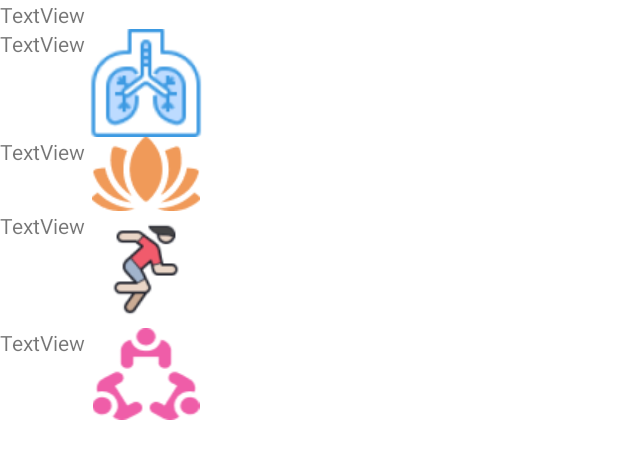
After one commit to SelinaYuTong/MindCare, an Android app: the layout activity_dashboard.xml on its own in the app's theme, with its tools: preview values and no code run, on a phone screen of 412 x 824 dp. The commit adds this screen. Shown: the top 459 px of the screen. Run offline under Robolectric (Android 15) with nearby library versions, the phone set to English and light mode, and no system bars.

Commit message:
Added dashboard activity with all activites related to it.

```diff
--- a/app/build.gradle
+++ b/app/build.gradle
@@ -25,6 +25,9 @@ android {
         sourceCompatibility JavaVersion.VERSION_1_8
         targetCompatibility JavaVersion.VERSION_1_8
     }
+    buildFeatures {
+        viewBinding true
+    }
 }
 
 dependencies {
--- a/app/src/main/java/nz/ac/wgtn/mindcare/MainActivity.java
+++ b/app/src/main/java/nz/ac/wgtn/mindcare/MainActivity.java
@@ -16,12 +16,12 @@ public class MainActivity extends AppCompatActivity {
         getSupportActionBar().hide();
     }
     public void signupBtnClick(View view) {
-        Intent intent = new Intent(this, IntroActivity.class);
+        Intent intent = new Intent(this, Signup.class);
         startActivity(intent);
     }
 
     public void loginBtnClick(View view){
-        Intent intent = new Intent(this, Signup.class);
+        Intent intent = new Intent(this, IntroActivity.class);
         startActivity(intent);
     }
 }
--- /dev/null
+++ b/app/src/main/res/layout/activity_dashboard.xml
@@ -0,0 +1,93 @@
+<?xml version="1.0" encoding="utf-8"?>
+<TableLayout xmlns:android="http://schemas.android.com/apk/res/android"
+    xmlns:app="http://schemas.android.com/apk/res-auto"
+    xmlns:tools="http://schemas.android.com/tools"
+    android:layout_width="match_parent"
+    android:layout_height="match_parent"
+    tools:context=".Dashboard">
+
+    <TableRow
+        android:layout_width="match_parent"
+        android:layout_height="match_parent">
+
+        <TextView
+            android:id="@+id/textView7"
+            android:layout_width="wrap_content"
+            android:layout_height="wrap_content"
+            android:text="TextView" />
+    </TableRow>
+
+    <TableRow
+        android:layout_width="match_parent"
+        android:layout_height="match_parent" >
+
+        <TextView
+            android:id="@+id/textView3"
+            android:layout_width="wrap_content"
+            android:layout_height="wrap_content"
+            android:text="TextView" />
+
+        <ImageView
+            android:id="@+id/imageView3"
+            android:layout_width="wrap_content"
+            android:layout_height="wrap_content"
+            android:contentDescription="Electrocardiogram image"
+            app:srcCompat="@drawable/electrocardiogram" />
+
+    </TableRow>
+
+    <TableRow
+        android:layout_width="match_parent"
+        android:layout_height="match_parent" >
+
+        <TextView
+            android:id="@+id/textView4"
+            android:layout_width="wrap_content"
+            android:layout_height="wrap_content"
+            android:text="TextView" />
+
+        <ImageView
+            android:id="@+id/imageView2"
+            android:layout_width="wrap_content"
+            android:layout_height="wrap_content"
+            android:contentDescription="Meditation image"
+            app:srcCompat="@drawable/meditation" />
+    </TableRow>
+
+    <TableRow
+        android:layout_width="match_parent"
+        android:layout_height="match_parent" >
+
+        <TextView
+            android:id="@+id/textView5"
+            android:layout_width="wrap_content"
+            android:layout_height="wrap_content"
+            android:text="TextView" />
+
+        <ImageView
+            android:id="@+id/imageView4"
+            android:layout_width="wrap_content"
+            android:layout_height="wrap_content"
+            android:contentDescription="Exercising image"
+            app:srcCompat="@drawable/exercise" />
+    </TableRow>
+
+    <TableRow
+        android:layout_width="match_parent"
+        android:layout_height="match_parent" >
+
+        <TextView
+            android:id="@+id/textView6"
+            android:layout_width="wrap_content"
+            android:layout_height="wrap_content"
+            android:text="TextView" />
+
+        <ImageView
+            android:id="@+id/imageView5"
+            android:layout_width="wrap_content"
+            android:layout_height="wrap_content"
+            android:contentDescription="Meeting up image"
+            app:srcCompat="@drawable/meetup" />
+    </TableRow>
+
+</TableLayout>
--- a/app/src/main/res/layout/activity_intro.xml
+++ b/app/src/main/res/layout/activity_intro.xml
@@ -10,6 +10,7 @@
         android:id="@+id/sitting_floor_image"
         android:layout_width="wrap_content"
         android:layout_height="wrap_content"
+        android:contentDescription="A man sitting on the floor"
         app:layout_constraintBottom_toBottomOf="parent"
         app:layout_constraintEnd_toEndOf="parent"
         app:layout_constraintHorizontal_bias="0.494"
--- a/app/src/main/res/values-night/themes.xml
+++ b/app/src/main/res/values-night/themes.xml
@@ -13,4 +13,9 @@
         <item name="android:statusBarColor" tools:targetApi="l">?attr/colorPrimaryVariant</item>
         <!-- Customize your theme here. -->
     </style>
+
+    <style name="ThemeOverlay.MindCare.FullscreenContainer" parent="">
+        <item name="fullscreenBackgroundColor">@color/light_blue_900</item>
+        <item name="fullscreenTextColor">@color/light_blue_A400</item>
+    </style>
 </resources>
--- /dev/null
+++ b/app/src/main/res/values/attrs.xml
@@ -0,0 +1,6 @@
+<resources>
+    <declare-styleable name="FullscreenAttrs">
+        <attr name="fullscreenBackgroundColor" format="color" />
+        <attr name="fullscreenTextColor" format="color" />
+    </declare-styleable>
+</resources>
--- a/app/src/main/res/values/colors.xml
+++ b/app/src/main/res/values/colors.xml
@@ -8,4 +8,9 @@
     <color name="black">#FF000000</color>
     <color name="white">#FFFFFFFF</color>
     <color name="yellow">#00EFDE4A</color>
+    <color name="light_blue_600">#FF039BE5</color>
+    <color name="light_blue_900">#FF01579B</color>
+    <color name="light_blue_A200">#FF40C4FF</color>
+    <color name="light_blue_A400">#FF00B0FF</color>
+    <color name="black_overlay">#66000000</color>
 </resources>
--- a/app/src/main/res/values/strings.xml
+++ b/app/src/main/res/values/strings.xml
@@ -1,4 +1,7 @@
 <resources>
     <string name="app_name">MindCare</string>
     <string name="welcome_to">Welcome to</string>
+    <string name="title_activity_dashboard">Dashboard</string>
+    <string name="dummy_button">Dummy Button</string>
+    <string name="dummy_content">DUMMY\nCONTENT</string>
 </resources>
```
Also changed, not shown: app/src/main/java/nz/ac/wgtn/mindcare/Dashboard.java (added, +14 -0 lines), app/src/main/res/values/styles.xml (added, +11 -0 lines), app/src/main/res/values/themes.xml (+11 -0 lines), app/src/main/res/drawable/electrocardiogram.png (added), app/src/main/res/drawable/exercise.png (added), app/src/main/res/drawable/login_button.png (deleted), app/src/main/res/drawable/meditation.png (added), app/src/main/res/drawable/meetup.png (added), app/src/main/res/drawable/sign_up_button.png (deleted).
